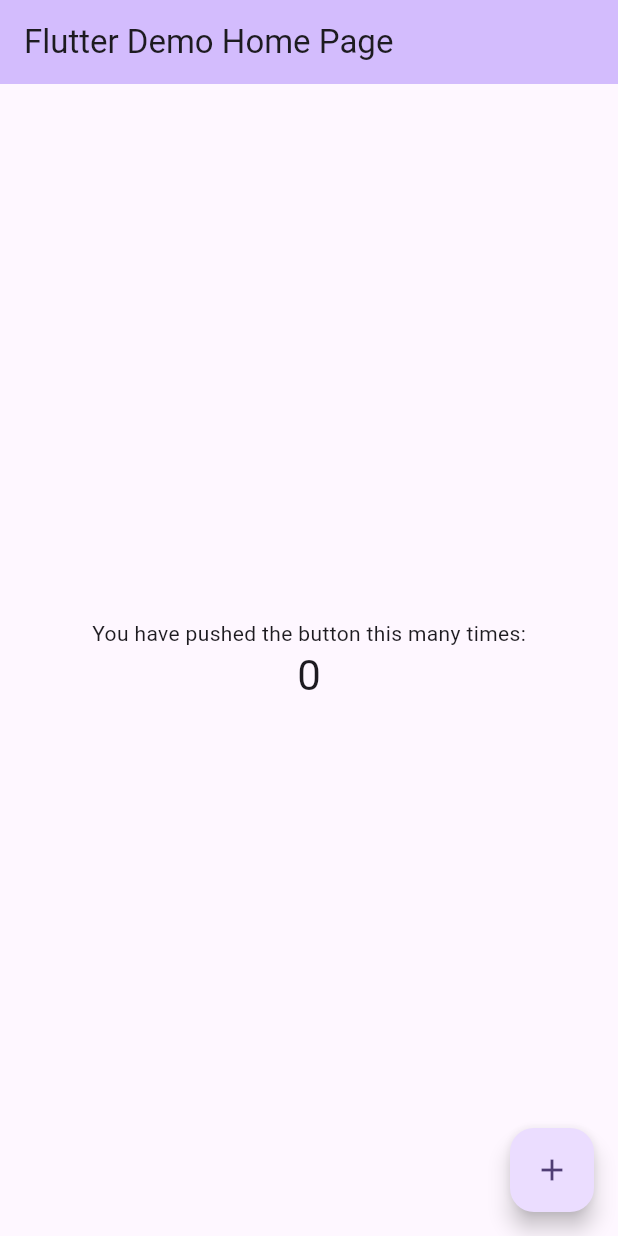
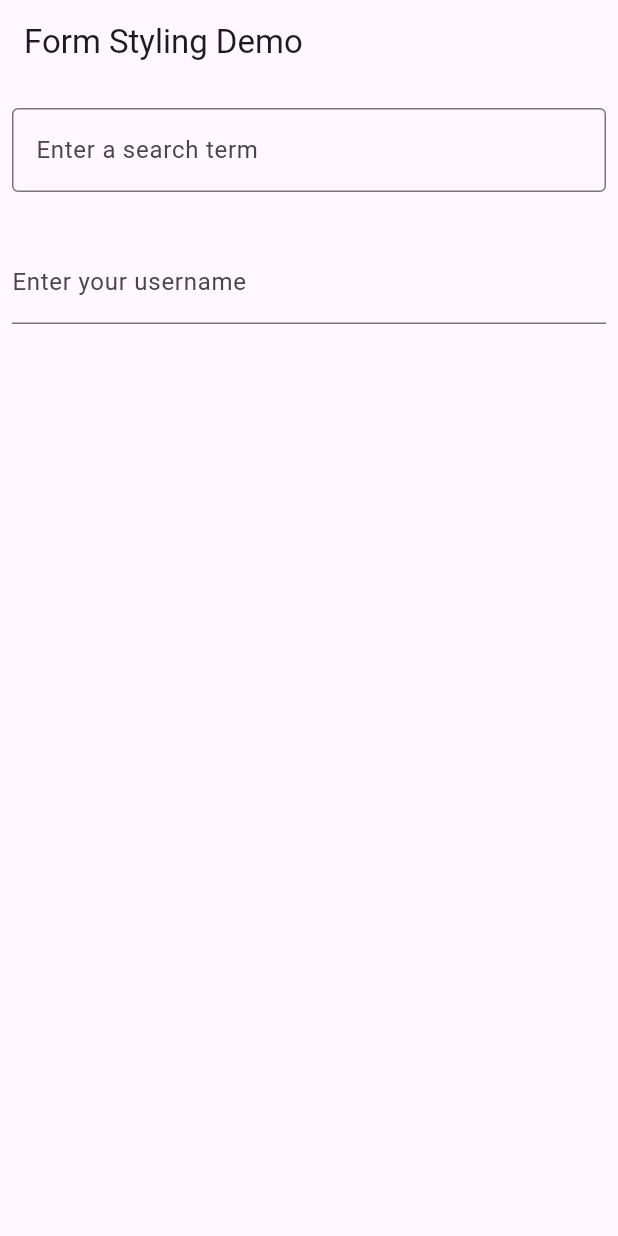
Before and after one commit to ingloorious/GRADO, a Flutter app: the screen it shows after launch, on a phone screen of 412 x 824 dp. Run offline on Flutter 3.47's test engine with Material 3 defaults, Android fonts, the phone set to English and light mode, and no system bars.

```diff
--- a/palestra/lib/main.dart
+++ b/palestra/lib/main.dart
@@ -1,125 +1,53 @@
 import 'package:flutter/material.dart';
 
-void main() {
-  runApp(const MyApp());
-}
+void main() => runApp(const MyApp());
 
 class MyApp extends StatelessWidget {
   const MyApp({super.key});
 
-  // This widget is the root of your application.
   @override
   Widget build(BuildContext context) {
+    const appTitle = 'Form Styling Demo';
     return MaterialApp(
-      title: 'Flutter Demo',
-      theme: ThemeData(
-        // This is the theme of your application.
-        //
-        // TRY THIS: Try running your application with "flutter run". You'll see
-        // the application has a purple toolbar. Then, without quitting the app,
-        // try changing the seedColor in the colorScheme below to Colors.green
-        // and then invoke "hot reload" (save your changes or press the "hot
-        // reload" button in a Flutter-supported IDE, or press "r" if you used
-        // the command line to start the app).
-        //
-        // Notice that the counter didn't reset back to zero; the application
-        // state is not lost during the reload. To reset the state, use hot
-        // restart instead.
-        //
-        // This works for code too, not just values: Most code changes can be
-        // tested with just a hot reload.
-        colorScheme: ColorScheme.fromSeed(seedColor: Colors.deepPurple),
-        useMaterial3: true,
+      debugShowCheckedModeBanner: false,
+      title: appTitle,
+      home: Scaffold(
+        appBar: AppBar(
+          title: const Text(appTitle),
+        ),
+        body: const MyCustomForm(),
       ),
-      home: const MyHomePage(title: 'Flutter Demo Home Page'),
     );
   }
 }
 
-class MyHomePage extends StatefulWidget {
-  const MyHomePage({super.key, required this.title});
-
-  // This widget is the home page of your application. It is stateful, meaning
-  // that it has a State object (defined below) that contains fields that affect
-  // how it looks.
-
-  // This class is the configuration for the state. It holds the values (in this
-  // case the title) provided by the parent (in this case the App widget) and
-  // used by the build method of the State. Fields in a Widget subclass are
-  // always marked "final".
-
-  final String title;
-
-  @override
-  State<MyHomePage> createState() => _MyHomePageState();
-}
-
-class _MyHomePageState extends State<MyHomePage> {
-  int _counter = 0;
-
-  void _incrementCounter() {
-    setState(() {
-      // This call to setState tells the Flutter framework that something has
-      // changed in this State, which causes it to rerun the build method below
-      // so that the display can reflect the updated values. If we changed
-      // _counter without calling setState(), then the build method would not be
-      // called again, and so nothing would appear to happen.
-      _counter++;
-    });
-  }
+class MyCustomForm extends StatelessWidget {
+  const MyCustomForm({super.key});
 
   @override
   Widget build(BuildContext context) {
-    // This method is rerun every time setState is called, for instance as done
-    // by the _incrementCounter method above.
-    //
-    // The Flutter framework has been optimized to make rerunning build methods
-    // fast, so that you can just rebuild anything that needs updating rather
-    // than having to individually change instances of widgets.
-    return Scaffold(
-      appBar: AppBar(
-        // TRY THIS: Try changing the color here to a specific color (to
-        // Colors.amber, perhaps?) and trigger a hot reload to see the AppBar
-        // change color while the other colors stay the same.
-        backgroundColor: Theme.of(context).colorScheme.inversePrimary,
-        // Here we take the value from the MyHomePage object that was created by
-        // the App.build method, and use it to set our appbar title.
-        title: Text(widget.title),
-      ),
-      body: Center(
-        // Center is a layout widget. It takes a single child and positions it
-        // in the middle of the parent.
-        child: Column(
-          // Column is also a layout widget. It takes a list of children and
-          // arranges them vertically. By default, it sizes itself to fit its
-          // children horizontally, and tries to be as tall as its parent.
-          //
-          // Column has various properties to control how it sizes itself and
-          // how it positions its children. Here we use mainAxisAlignment to
-          // center the children vertically; the main axis here is the vertical
-          // axis because Columns are vertical (the cross axis would be
-          // horizontal).
-          //
-          // TRY THIS: Invoke "debug painting" (choose the "Toggle Debug Paint"
-          // action in the IDE, or press "p" in the console), to see the
-          // wireframe for each widget.
-          mainAxisAlignment: MainAxisAlignment.center,
-          children: <Widget>[
-            const Text(
-              'You have pushed the button this many times:',
+    return Column(
+      crossAxisAlignment: CrossAxisAlignment.start,
+      children: <Widget>[
+        const Padding(
+          padding: EdgeInsets.symmetric(horizontal: 8, vertical: 16),
+          child: TextField(
+            decoration: InputDecoration(
+              border: OutlineInputBorder(),
+              hintText: 'Enter a search term',
             ),
-            Text(
-              '$_counter',
-              style: Theme.of(context).textTheme.headlineMedium,
+          ),
+        ),
+        Padding(
+          padding: const EdgeInsets.symmetric(horizontal: 8, vertical: 16),
+          child: TextFormField(
+            decoration: const InputDecoration(
+              border: UnderlineInputBorder(),
+              labelText: 'Enter your username',
             ),
-          ],
+          ),
         ),
-      ),
-      floatingActionButton: FloatingActionButton(
-        onPressed: _incrementCounter,
-        tooltip: 'Increment',
-        child: const Icon(Icons.add),
-      ), // This trailing comma makes auto-formatting nicer for build methods.
+      ],
     );
   }
 }
```
